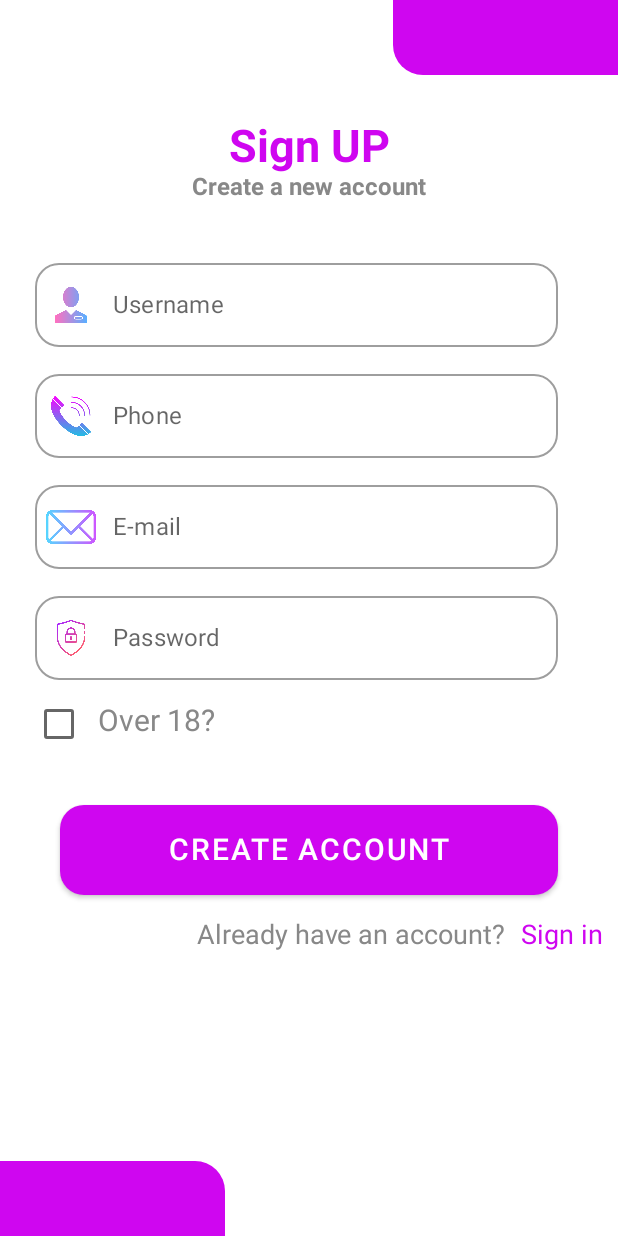
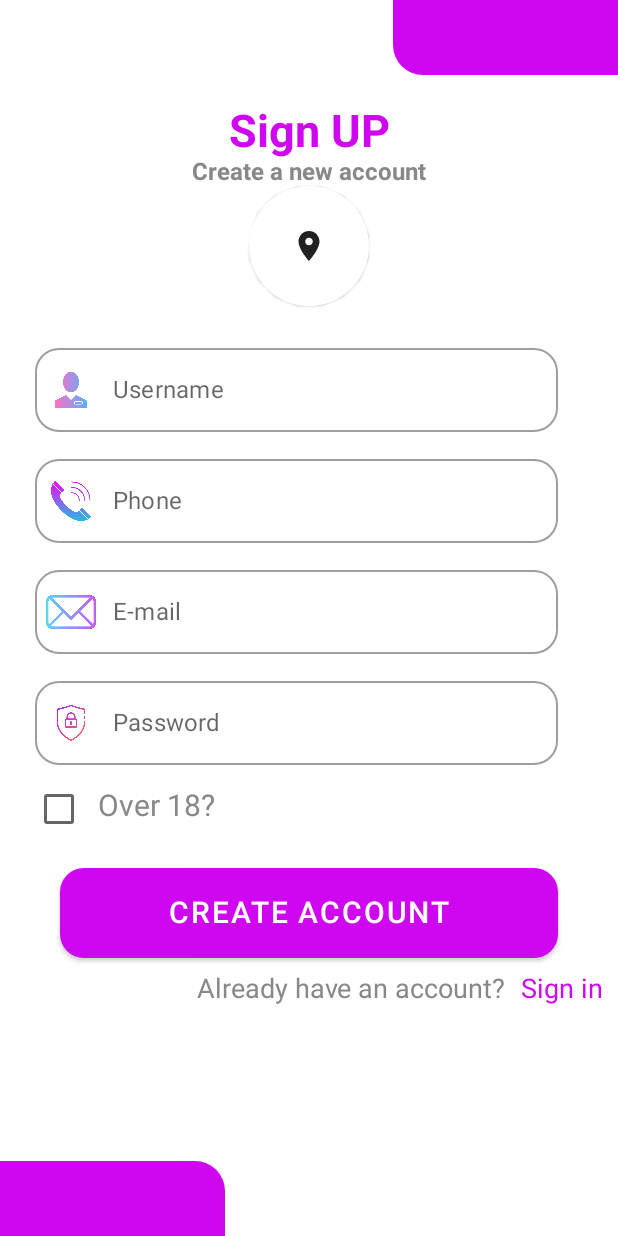
Before and after one commit to GustavoHenriqueProjects/ScreenLogin_Home, an Android app built with Jetpack Compose: the screen it shows after launch (MainActivitySignUp), after a tap on "Sign UP", on a phone screen of 412 x 824 dp. Run offline under Robolectric (Android 15) with nearby library versions, the phone set to English and light mode, and no system bars.

Commit message:
Atualizando projeto e aumentando complexidade

```diff
--- /dev/null
+++ b/app/src/main/java/com/example/interfacelogin/components/BottomShape.kt
@@ -0,0 +1,33 @@
+package com.example.interfacelogin.components
+
+import androidx.compose.foundation.background
+import androidx.compose.foundation.layout.Column
+import androidx.compose.foundation.layout.height
+import androidx.compose.foundation.layout.width
+import androidx.compose.foundation.shape.RoundedCornerShape
+import androidx.compose.runtime.Composable
+import androidx.compose.ui.Modifier
+import androidx.compose.ui.graphics.Color
+import androidx.compose.ui.tooling.preview.Preview
+import androidx.compose.ui.unit.dp
+
+@Composable
+fun BottomShape() {
+    Column(
+        modifier = Modifier
+            .width(150.dp)
+            .height(50.dp)
+            .background(
+                color = Color(207, 6, 240),
+                shape = RoundedCornerShape(topEnd = 20.dp)
+            )
+    )
+    {
+    }
+}
+
+@Preview
+@Composable
+fun BottomFormPreview(){
+    BottomShape()
+}
--- /dev/null
+++ b/app/src/main/java/com/example/interfacelogin/components/TopShape.kt
@@ -0,0 +1,32 @@
+package com.example.interfacelogin.components
+
+import androidx.compose.foundation.background
+import androidx.compose.foundation.layout.Column
+import androidx.compose.foundation.layout.height
+import androidx.compose.foundation.layout.width
+import androidx.compose.foundation.shape.RoundedCornerShape
+import androidx.compose.runtime.Composable
+import androidx.compose.ui.Modifier
+import androidx.compose.ui.graphics.Color
+import androidx.compose.ui.tooling.preview.Preview
+import androidx.compose.ui.unit.dp
+
+@Composable
+fun TopShape() {
+    Column(
+        modifier = Modifier
+            .width(150.dp)
+            .height(50.dp)
+            .background(
+                color = Color(207, 6, 240),
+                shape = RoundedCornerShape(bottomStart = 20.dp)
+            )
+    ) {
+    }
+}
+
+@Preview
+@Composable
+fun TopFormPreview(){
+    TopShape()
+}
--- a/app/src/main/java/com/example/interfacelogin/MainActivity.kt
+++ b/app/src/main/java/com/example/interfacelogin/gui/MainActivity.kt
@@ -1,4 +1,4 @@
-package com.example.interfacelogin
+package com.example.interfacelogin.gui
 
 import android.content.Intent
 import android.os.Bundle
@@ -27,6 +27,9 @@ import androidx.compose.ui.text.input.PasswordVisualTransformation
 import androidx.compose.ui.tooling.preview.Preview
 import androidx.compose.ui.unit.dp
 import androidx.compose.ui.unit.sp
+import com.example.interfacelogin.R
+import com.example.interfacelogin.components.BottomShape
+import com.example.interfacelogin.components.TopShape
 import com.example.interfacelogin.ui.theme.InterfaceLoginTheme
 
 class MainActivity : ComponentActivity() {
@@ -78,18 +81,7 @@ fun InterfaceLoginScreen() {
                     .fillMaxWidth(),
                 horizontalAlignment = Alignment.End
             ) {
-
-                Column(
-                    modifier = Modifier
-                        .width(150.dp)
-                        .height(50.dp)
-                        .background(
-                            color = Color(207, 6, 240),
-                            shape = RoundedCornerShape(bottomStart = 20.dp)
-                        )
-                )
-                {
-                }
+               TopShape()
             }
             Spacer(modifier = Modifier.height(80.dp))
 
@@ -150,6 +142,11 @@ fun InterfaceLoginScreen() {
                                 modifier = Modifier.size(26.dp)
                             )
                         },
+                        colors = TextFieldDefaults
+                            .outlinedTextFieldColors(
+                                focusedBorderColor = Color(207,6,240),
+                                unfocusedBorderColor = Color(207,6,240)
+                            )
                         //textStyle = MaterialTheme.typography.body1.copy(color = Color.Black),
                         // placeholder = { Text(text = "Email") }
                     )
@@ -180,6 +177,11 @@ fun InterfaceLoginScreen() {
                                 modifier = Modifier.size(33.dp)
                             )
                         },
+                        colors = TextFieldDefaults
+                            .outlinedTextFieldColors(
+                                focusedBorderColor = Color(207,6,240),
+                                unfocusedBorderColor = Color(207,6,240)
+                            )
                     )
                 }
                 Spacer(modifier = Modifier.height(30.dp))
@@ -245,17 +247,7 @@ fun InterfaceLoginScreen() {
                     modifier = Modifier.fillMaxSize(),
                     verticalArrangement = Arrangement.Bottom, horizontalAlignment = Alignment.Start
                 ) {
-                    Column(
-                        modifier = Modifier
-                            .width(150.dp)
-                            .height(50.dp)
-                            .background(
-                                color = Color(207, 6, 240),
-                                shape = RoundedCornerShape(topEnd = 20.dp)
-                            )
-                    )
-                    {
-                    }
+                    BottomShape()
                 }
             }
         }
--- a/app/src/main/java/com/example/interfacelogin/MainActivitySignUp.kt
+++ b/app/src/main/java/com/example/interfacelogin/gui/MainActivitySignUp.kt
@@ -1,16 +1,19 @@
-package com.example.interfacelogin
+package com.example.interfacelogin.gui
 
 import android.os.Bundle
-import android.provider.ContactsContract.CommonDataKinds.Im
 import android.util.Log
 import androidx.activity.ComponentActivity
 import androidx.activity.compose.setContent
 import androidx.compose.foundation.Image
-import androidx.compose.foundation.background
 import androidx.compose.foundation.layout.*
+import androidx.compose.foundation.rememberScrollState
+import androidx.compose.foundation.shape.CircleShape
 import androidx.compose.foundation.shape.RoundedCornerShape
 import androidx.compose.foundation.text.KeyboardOptions
+import androidx.compose.foundation.verticalScroll
 import androidx.compose.material.*
+import androidx.compose.material.icons.Icons
+import androidx.compose.material.icons.filled.Place
 import androidx.compose.runtime.*
 import androidx.compose.runtime.saveable.rememberSaveable
 import androidx.compose.ui.Alignment
@@ -24,6 +27,9 @@ import androidx.compose.ui.text.input.PasswordVisualTransformation
 import androidx.compose.ui.tooling.preview.Preview
 import androidx.compose.ui.unit.dp
 import androidx.compose.ui.unit.sp
+import com.example.interfacelogin.R
+import com.example.interfacelogin.components.BottomShape
+import com.example.interfacelogin.components.TopShape
 import com.example.interfacelogin.ui.theme.InterfaceLoginTheme
 
 class MainActivitySignUp : ComponentActivity() {
@@ -31,7 +37,6 @@ class MainActivitySignUp : ComponentActivity() {
         super.onCreate(savedInstanceState)
         setContent {
             InterfaceLoginTheme {
-
                 InterfaceLoginUp()
             }
         }
@@ -60,6 +65,7 @@ fun InterfaceLoginUp() {
         mutableStateOf(false)
     }
 
+
     Surface(
         modifier = Modifier.fillMaxSize()
     ) {
@@ -72,18 +78,9 @@ fun InterfaceLoginUp() {
                 modifier = Modifier.fillMaxWidth(),
                 horizontalAlignment = Alignment.End
             ){
-                Column(
-                    modifier = Modifier
-                        .width(150.dp)
-                        .height(50.dp)
-                        .background(
-                            color = Color(207, 6, 240),
-                            shape = RoundedCornerShape(bottomStart = 20.dp)
-                        )
-                ) {
+                TopShape()
             }
-            }
-            Spacer(modifier = Modifier.height(30.dp))
+            Spacer(modifier = Modifier.height(20.dp))
             Column(
                 modifier = Modifier.fillMaxWidth(),
                 horizontalAlignment = Alignment.CenterHorizontally
@@ -98,11 +95,31 @@ fun InterfaceLoginUp() {
                     fontWeight = FontWeight.Bold,
                     color = Color.Gray
                 )
+                Box(
+                    //contentAlignment = Alignment.BottomEnd
+                ){
+                    Card(
+                        modifier = Modifier
+                            .size(80.dp),
+                        shape = CircleShape,
+                        border = null
+                    ) {
+                    }
+                    Icon(
+                        imageVector = Icons.Default.Place,
+                        contentDescription = null,
+                    modifier = Modifier.align(Alignment.Center))
+                }
+            }
+            Column(modifier = Modifier.fillMaxWidth()) {
+
             }
             //Spacer(modifier = Modifier.height(40.dp))
             Column(
-                modifier = Modifier.fillMaxWidth()
+                modifier = Modifier
+                    .verticalScroll(rememberScrollState())
             ) {
+
                 OutlinedTextField(value = username, onValueChange = {
                     Log.i("Smartphone", it)
                     username = it
@@ -111,7 +128,7 @@ fun InterfaceLoginUp() {
                     modifier = Modifier
                         .padding(
                             start = 23.dp,
-                            top = 33.dp,
+                            top = 20.dp,
                             end = 40.dp
                         )
                         .fillMaxWidth(),
@@ -192,7 +209,6 @@ fun InterfaceLoginUp() {
                     },
                     visualTransformation = PasswordVisualTransformation()
                 )
-            }
                 Column(
                     modifier = Modifier
                         .fillMaxWidth()
@@ -212,13 +228,13 @@ fun InterfaceLoginUp() {
                             color = Color.Gray
                         )
                     }
-                Spacer(modifier = Modifier.height(20.dp))
+                    Spacer(modifier = Modifier.height(10.dp))
                     Column( modifier = Modifier.fillMaxWidth()) {
                         Button(
                             onClick = { /*TODO*/ },
                             modifier = Modifier
                                 .fillMaxWidth()
-                            .padding(start = 40.dp, top = 10.dp, end = 40.dp),
+                                .padding(start = 40.dp, top = 5.dp, end = 40.dp),
                             shape = RoundedCornerShape(16.dp),
                             colors = ButtonDefaults.buttonColors(backgroundColor = Color(207, 6, 240))
 
@@ -230,7 +246,7 @@ fun InterfaceLoginUp() {
                                 color = Color.White
                             )
                         }
-                    Spacer(modifier = Modifier.height(16.dp))
+                        Spacer(modifier = Modifier.height(10.dp))
                         Row(modifier = Modifier
                             .fillMaxWidth(),
                             horizontalArrangement = Arrangement.End
@@ -250,21 +266,12 @@ fun InterfaceLoginUp() {
                         }
                     }
                 }
+            }
             Column(modifier = Modifier.fillMaxSize(),
                 verticalArrangement = Arrangement.Bottom
                 ,horizontalAlignment = Alignment.Start) {
-                Column(
-                    modifier = Modifier
-                        .width(150.dp)
-                        .height(50.dp)
-                        .background(
-                            color = Color(207, 6, 240),
-                            shape = RoundedCornerShape(topEnd = 20.dp)
-                        )
-                )
-                {
+                BottomShape()
             }
         }
     }
 }
-}
--- a/app/src/main/java/com/example/interfacelogin/SignInActivity.kt
+++ b/app/src/main/java/com/example/interfacelogin/gui/SignInActivity.kt
@@ -1,4 +1,4 @@
-package com.example.interfacelogin
+package com.example.interfacelogin.gui
 
 import android.media.midi.MidiOutputPort
 import android.os.Bundle
@@ -34,6 +34,7 @@ import androidx.compose.ui.text.input.PasswordVisualTransformation
 import androidx.compose.ui.tooling.preview.Preview
 import androidx.compose.ui.unit.dp
 import androidx.compose.ui.unit.sp
+import com.example.interfacelogin.R
 import com.example.interfacelogin.dao.repository.ListCategories
 import com.example.interfacelogin.model.CardCategories
 import com.example.interfacelogin.ui.theme.InterfaceLoginTheme
@@ -270,7 +271,7 @@ fun CardsTrips(cards: List<CardCategories>) {
         }
         Card(
             modifier = Modifier
-                .offset(y = 259.dp, x = 310.dp)
+                .offset(y = 200.dp, x = 310.dp)
                 .size(height = 63.dp, width = 73.dp)
                 .padding(top = 10.dp, start = 20.dp),
             shape = RoundedCornerShape(
```
Also changed, not shown: app/build.gradle (+9 -0 lines), app/src/main/AndroidManifest.xml (+8 -8 lines), app/src/main/java/com/example/interfacelogin/model/User.kt (added, +17 -0 lines). Lines whose indentation alone changed are shown as unchanged.
